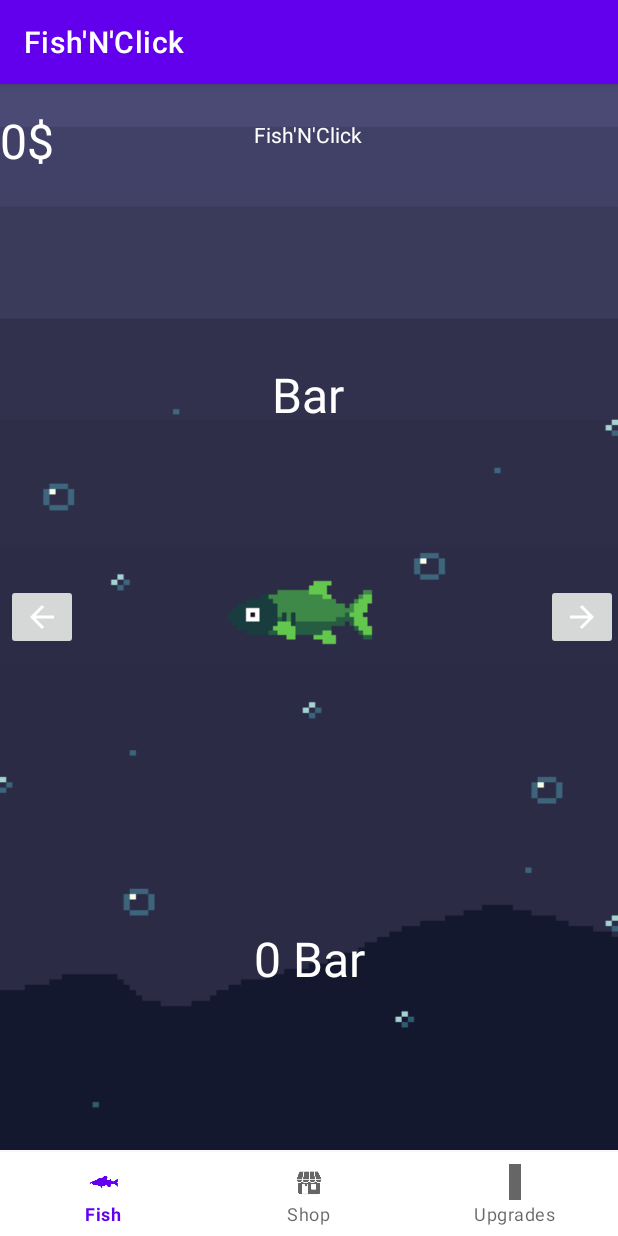
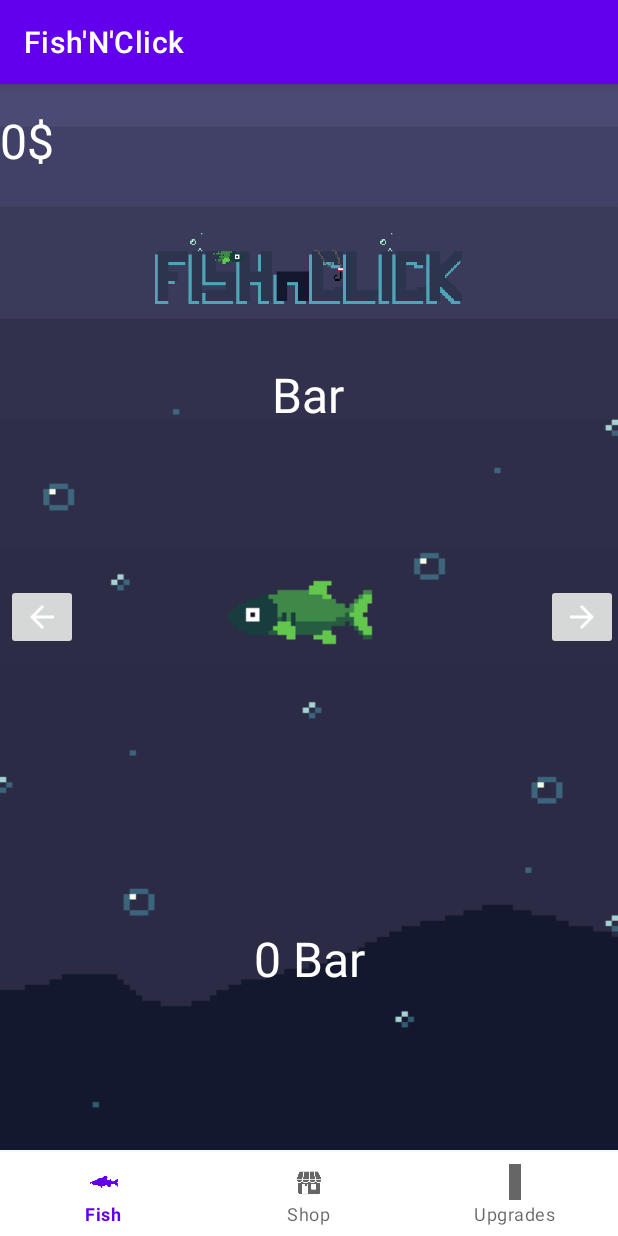
Before and after one commit to Miisterfox/FishAndClick, an Android app: the screen it shows after launch (MainActivity), on a phone screen of 412 x 824 dp. Run offline under Robolectric (Android 15) with nearby library versions, the phone set to English and light mode, and no system bars.

Commit message:
Title commit

```diff
--- a/app/src/main/res/layout/fragment_fish.xml
+++ b/app/src/main/res/layout/fragment_fish.xml
@@ -4,21 +4,8 @@
     xmlns:tools="http://schemas.android.com/tools"
     android:layout_width="match_parent"
     android:layout_height="match_parent"
-    tools:context=".FishFragment"
-    android:background="@drawable/mainbg">
-
-    <TextView
-        android:id="@+id/textView"
-        android:layout_width="wrap_content"
-        android:layout_height="wrap_content"
-        android:text="Fish'N'Click"
-        android:textColor="#FFFFFF"
-        app:layout_constraintBottom_toBottomOf="parent"
-        app:layout_constraintHorizontal_bias="0.498"
-        app:layout_constraintLeft_toLeftOf="parent"
-        app:layout_constraintRight_toRightOf="parent"
-        app:layout_constraintTop_toTopOf="parent"
-        app:layout_constraintVertical_bias="0.035" />
+    android:background="@drawable/mainbg"
+    tools:context=".FishFragment">
 
     <ImageButton
         android:id="@+id/FishClick"
@@ -82,8 +69,8 @@
         android:layout_width="wrap_content"
         android:layout_height="wrap_content"
         android:text="TextView"
+        android:textColor="#FFFFFF"
         android:textSize="32sp"
-        android:textColor="#FFFFFF"
         app:layout_constraintBottom_toBottomOf="parent"
         app:layout_constraintEnd_toEndOf="parent"
         app:layout_constraintHorizontal_bias="0.498"
@@ -91,4 +78,16 @@
         app:layout_constraintTop_toTopOf="@+id/linearLayout"
         app:layout_constraintVertical_bias="0.278" />
 
+    <ImageView
+        android:id="@+id/imageView"
+        android:layout_width="wrap_content"
+        android:layout_height="wrap_content"
+        android:scaleX="0.5"
+        android:scaleY="0.5"
+        android:src="@drawable/Title"
+        app:layout_constraintEnd_toEndOf="parent"
+        app:layout_constraintHorizontal_bias="0.0"
+        app:layout_constraintStart_toStartOf="parent"
+        tools:layout_editor_absoluteY="-84dp" />
+
 </androidx.constraintlayout.widget.ConstraintLayout>
```
Also changed, not shown: app/src/main/res/drawable-v24/Title.png (added).
